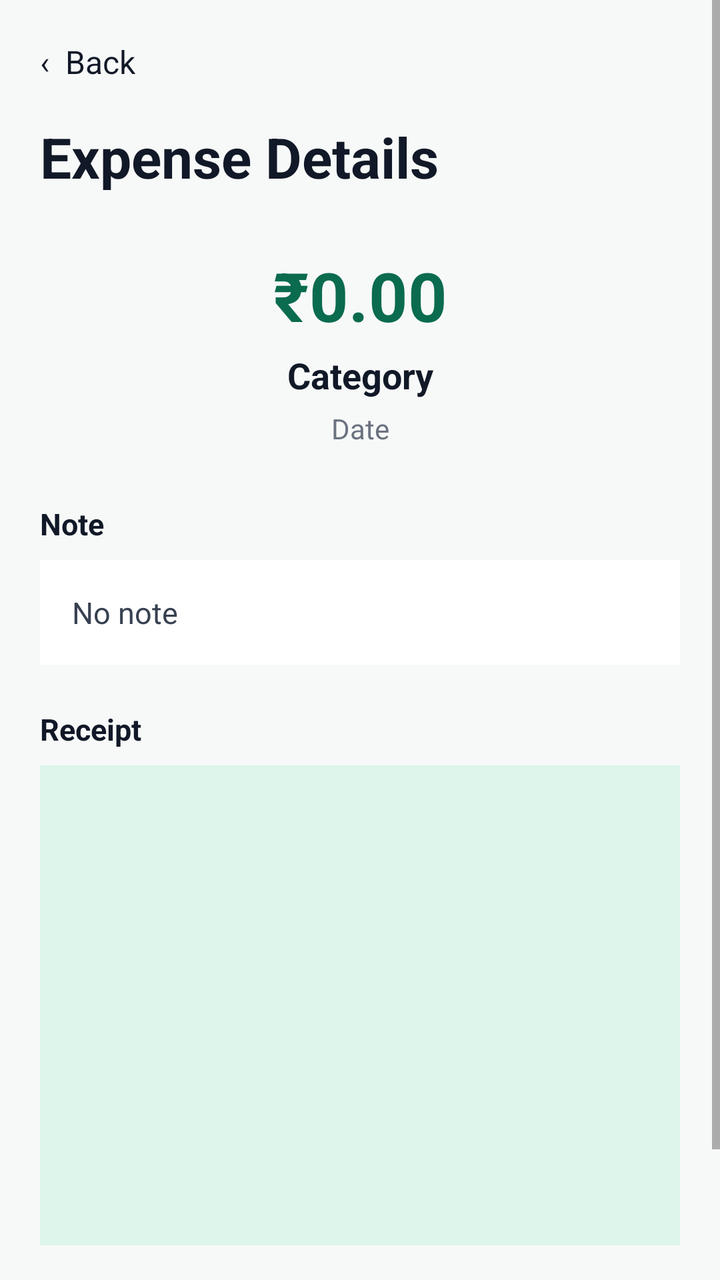
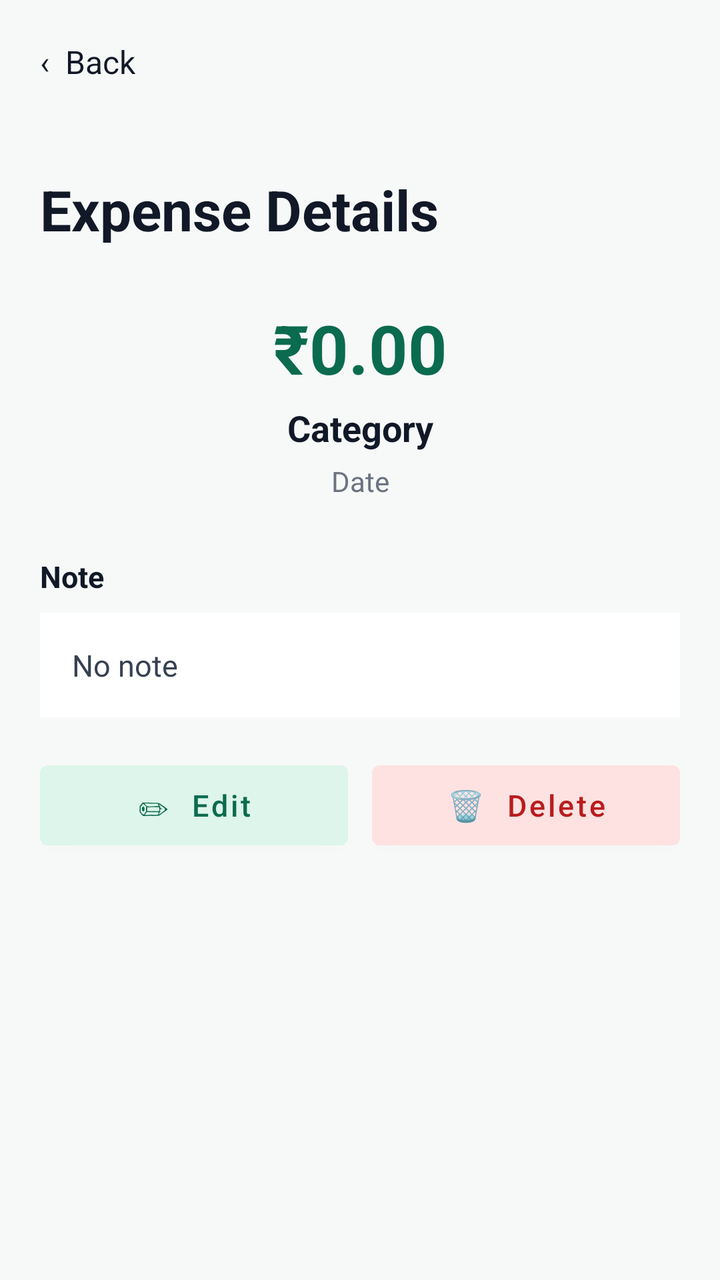

An Android layout rendered at two revisions. The XML below is the earlier revision; the diff shows what the commit changed to produce the second picture.
<!-- AndroidManifest.xml: application theme Theme.ExpenseTrack -->
<!-- res/layout/activity_expense_detail.xml -->
<?xml version="1.0" encoding="utf-8"?>
<ScrollView xmlns:android="http://schemas.android.com/apk/res/android"
    android:layout_width="match_parent"
    android:layout_height="match_parent"
    android:background="#F7F9F8"
    android:fillViewport="true">

    <LinearLayout
        android:layout_width="match_parent"
        android:layout_height="wrap_content"
        android:orientation="vertical"
        android:padding="20dp">

        <TextView
            android:id="@+id/tvBack"
            android:layout_width="wrap_content"
            android:layout_height="wrap_content"
            android:text="‹  Back"
            android:textColor="#111827"
            android:textSize="16sp"
            android:clickable="true"
            android:focusable="true" />

        <TextView
            android:layout_width="wrap_content"
            android:layout_height="wrap_content"
            android:layout_marginTop="18dp"
            android:text="Expense Details"
            android:textColor="#111827"
            android:textSize="28sp"
            android:textStyle="bold" />

        <TextView
            android:id="@+id/tvDetailAmount"
            android:layout_width="match_parent"
            android:layout_height="wrap_content"
            android:layout_marginTop="28dp"
            android:gravity="center"
            android:text="₹0.00"
            android:textColor="#0B6B4F"
            android:textSize="34sp"
            android:textStyle="bold" />

        <TextView
            android:id="@+id/tvDetailCategory"
            android:layout_width="match_parent"
            android:layout_height="wrap_content"
            android:layout_marginTop="5dp"
            android:gravity="center"
            android:text="Category"
            android:textColor="#111827"
            android:textSize="18sp"
            android:textStyle="bold" />

        <TextView
            android:id="@+id/tvDetailDate"
            android:layout_width="match_parent"
            android:layout_height="wrap_content"
            android:layout_marginTop="5dp"
            android:gravity="center"
            android:text="Date"
            android:textColor="#6B7280"
            android:textSize="14sp" />

        <TextView
            android:layout_width="wrap_content"
            android:layout_height="wrap_content"
            android:layout_marginTop="28dp"
            android:text="Note"
            android:textColor="#111827"
            android:textSize="15sp"
            android:textStyle="bold" />

        <TextView
            android:id="@+id/tvDetailNote"
            android:layout_width="match_parent"
            android:layout_height="wrap_content"
            android:layout_marginTop="8dp"
            android:background="#FFFFFF"
            android:padding="16dp"
            android:text="No note"
            android:textColor="#374151"
            android:textSize="15sp" />

        <TextView
            android:layout_width="wrap_content"
            android:layout_height="wrap_content"
            android:layout_marginTop="22dp"
            android:text="Receipt"
            android:textColor="#111827"
            android:textSize="15sp"
            android:textStyle="bold" />

        <ImageView
            android:id="@+id/ivDetailReceipt"
            android:layout_width="match_parent"
            android:layout_height="240dp"
            android:layout_marginTop="8dp"
            android:background="#DDF5EA"
            android:contentDescription="Receipt"
            android:scaleType="centerCrop" />

        <LinearLayout
            android:layout_width="match_parent"
            android:layout_height="wrap_content"
            android:layout_marginTop="18dp"
            android:orientation="horizontal">

            <Button
                android:id="@+id/btnEdit"
                android:layout_width="0dp"
                android:layout_height="52dp"
                android:layout_marginEnd="6dp"
                android:layout_weight="1"
                android:backgroundTint="#DDF5EA"
                android:text="✏  Edit"
                android:textAllCaps="false"
                android:textColor="#0B6B4F"
                android:textSize="15sp" />

            <Button
                android:id="@+id/btnDelete"
                android:layout_width="0dp"
                android:layout_height="52dp"
                android:layout_marginStart="6dp"
                android:layout_weight="1"
                android:backgroundTint="#FEE2E2"
                android:text="🗑  Delete"
                android:textAllCaps="false"
                android:textColor="#B91C1C"
                android:textSize="15sp" />

        </LinearLayout>

    </LinearLayout>

</ScrollView>
<!-- resources referenced by this layout -->
<resources>
  <style name="Theme.ExpenseTrack" parent="Theme.AppCompat.Light.NoActionBar">
          
          <item name="colorPrimary">@color/primary</item>
          <item name="colorPrimaryDark">@color/primary</item>
          <item name="colorAccent">@color/primary</item>
  
          
          <item name="android:windowBackground">@color/background</item>
  
          
          <item name="android:statusBarColor">@color/primary</item>
      </style>
  <color name="primary">#0B6B4F</color>
  <color name="background">#F7F9F8</color>
</resources>

<!-- the commit's change to res/layout/activity_expense_detail.xml (unified diff, before → after) -->
@@ -15,11 +15,12 @@
             android:id="@+id/tvBack"
             android:layout_width="wrap_content"
             android:layout_height="wrap_content"
+            android:clickable="true"
+            android:focusable="true"
+            android:minHeight="48dp"
             android:text="‹  Back"
             android:textColor="#111827"
-            android:textSize="16sp"
-            android:clickable="true"
-            android:focusable="true" />
+            android:textSize="16sp" />
 
         <TextView
             android:layout_width="wrap_content"
@@ -82,23 +83,32 @@
             android:textColor="#374151"
             android:textSize="15sp" />
 
-        <TextView
-            android:layout_width="wrap_content"
+        <LinearLayout
+            android:id="@+id/layoutReceipt"
+            android:layout_width="match_parent"
             android:layout_height="wrap_content"
-            android:layout_marginTop="22dp"
-            android:text="Receipt"
-            android:textColor="#111827"
-            android:textSize="15sp"
-            android:textStyle="bold" />
+            android:orientation="vertical"
+            android:visibility="gone">
 
-        <ImageView
-            android:id="@+id/ivDetailReceipt"
-            android:layout_width="match_parent"
-            android:layout_height="240dp"
-            android:layout_marginTop="8dp"
-            android:background="#DDF5EA"
-            android:contentDescription="Receipt"
-            android:scaleType="centerCrop" />
+            <TextView
+                android:layout_width="wrap_content"
+                android:layout_height="wrap_content"
+                android:layout_marginTop="22dp"
+                android:text="Receipt"
+                android:textColor="#111827"
+                android:textSize="15sp"
+                android:textStyle="bold" />
+
+            <ImageView
+                android:id="@+id/ivDetailReceipt"
+                android:layout_width="match_parent"
+                android:layout_height="240dp"
+                android:layout_marginTop="8dp"
+                android:background="#DDF5EA"
+                android:contentDescription="Receipt"
+                android:scaleType="centerCrop" />
+
+        </LinearLayout>
 
         <LinearLayout
             android:layout_width="match_parent"
<!-- resource entries referenced after the edit -->
@@ -1,6 +1,6 @@
 <!-- resources referenced by this layout -->
 <resources>
-  <style name="Theme.ExpenseTrack" parent="Theme.AppCompat.Light.NoActionBar">
+  <style name="Theme.ExpenseTrack" parent="Theme.MaterialComponents.Light.NoActionBar">
           
           <item name="colorPrimary">@color/primary</item>
           <item name="colorPrimaryDark">@color/primary</item>
